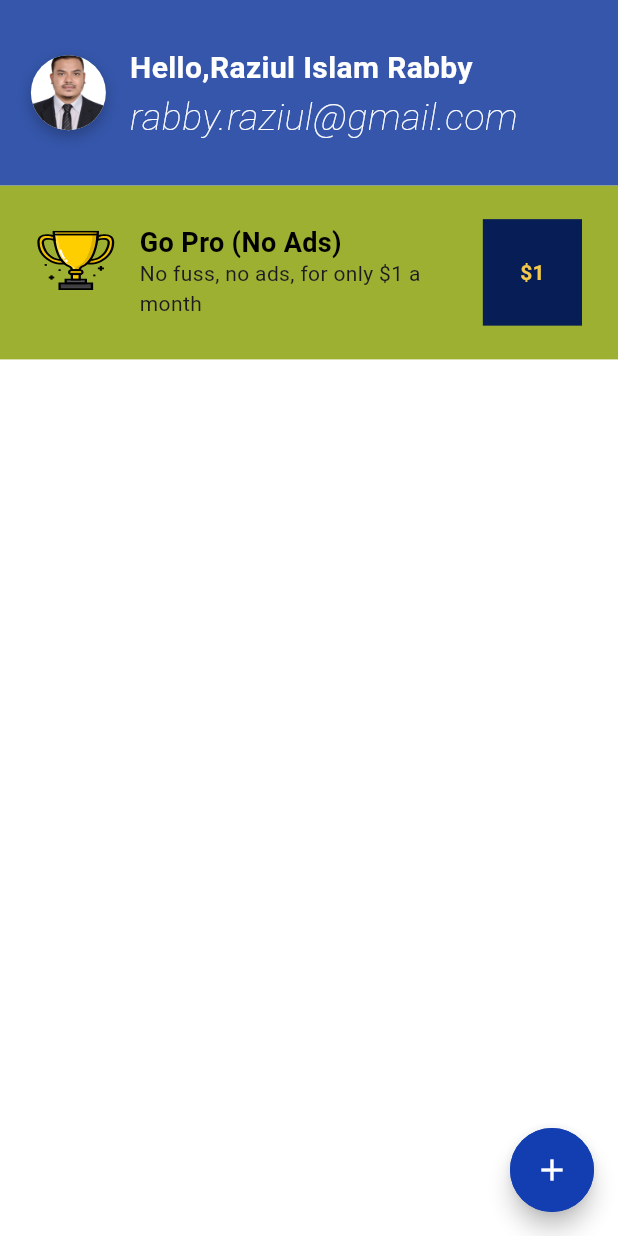
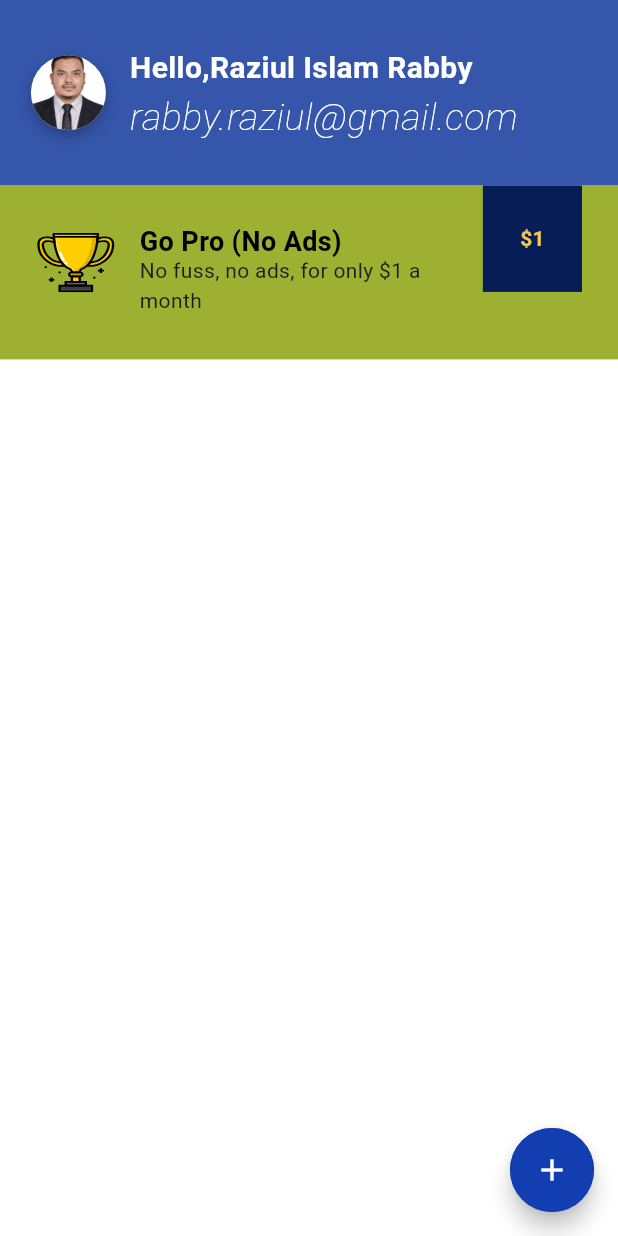
Before and after one commit to Rabby-551/To_Do_App, a Flutter app: the screen it shows after launch, on a phone screen of 412 x 824 dp. Run offline on Flutter 3.47's test engine with Material 3 defaults, Android fonts, the phone set to English and light mode, and no system bars; our stand-ins replace flutter_svg.

Commit message:
adjust go pro design

```diff
--- a/lib/screens/task_list_screen.dart
+++ b/lib/screens/task_list_screen.dart
@@ -1,6 +1,5 @@
 import 'package:flutter/material.dart';
 import 'package:provider/provider.dart';
-import 'package:to_do_app/models/task.dart';
 import 'package:to_do_app/provider/task_provider.dart';
 import 'package:to_do_app/screens/add_new_task_screen.dart';
 import 'package:to_do_app/screens/edit_task_screen.dart';
--- a/lib/widgets/go_pro_widget.dart
+++ b/lib/widgets/go_pro_widget.dart
@@ -28,17 +28,16 @@ class GoProWidget extends StatelessWidget {
               const SizedBox(width: 16),
               const Column(
                 mainAxisSize: MainAxisSize.min,
-                mainAxisAlignment: MainAxisAlignment.center,
                 crossAxisAlignment: CrossAxisAlignment.start,
+                mainAxisAlignment: MainAxisAlignment.start,
                 children: [
                   Text(
                     'Go Pro (No Ads)',
                     style: TextStyle(
-                      fontSize: 18,
-                      fontWeight: FontWeight.bold,
-                      color: Colors.black,
-                      height: 0,
-                    ),
+                        fontSize: 18,
+                        fontWeight: FontWeight.bold,
+                        color: Colors.black,
+                        height: 1),
                   ),
                   Text(
                     'No fuss, no ads, for only \$1 a\nmonth',
@@ -49,6 +48,7 @@ class GoProWidget extends StatelessWidget {
           ),
           Positioned(
             right: 0,
+            top: 0,
             child: Container(
               alignment: Alignment.center,
               height: 71,
```
